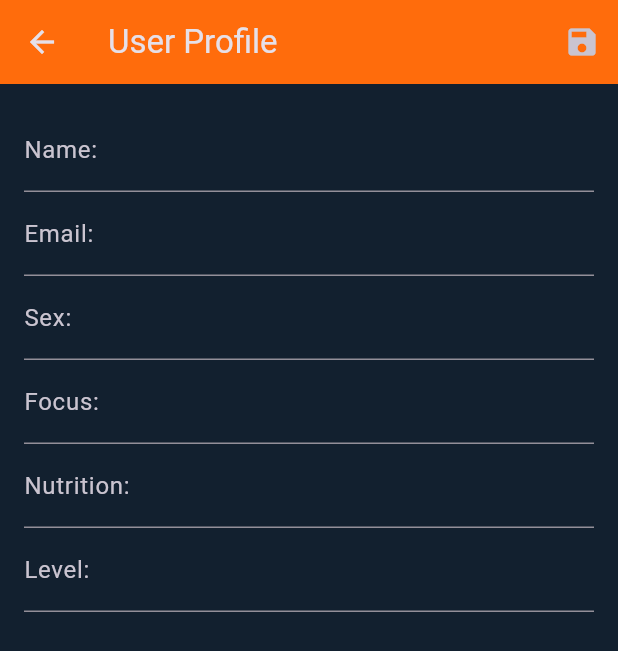
After one commit to roshanlam/gymblef, a Flutter app: the HomePage screen opened directly, item 3 of the bottom bar chosen, after a tap on the "edit" icon, on a phone screen of 412 x 824 dp. The commit adds this screen. Shown: the top 651 px of the screen. Run offline on Flutter 3.47's test engine with Material 3 defaults, Android fonts, the phone set to English and light mode, and no system bars; our stand-ins replace flutter_secure_storage; accounts and stored records are empty; network calls fail.

Commit message:
Profile Basic

```diff
--- a/lib/components/util.dart
+++ b/lib/components/util.dart
@@ -4,7 +4,7 @@ import 'package:flutter_secure_storage/flutter_secure_storage.dart';
 import 'package:http/http.dart' as http;
 
 Future<bool> checkLoginToken() async {
-  final storage = FlutterSecureStorage();
+  const storage = FlutterSecureStorage();
   String? token = await storage.read(key: 'auth_token');
   String? email = await storage.read(key: 'email');
 
--- a/lib/home.dart
+++ b/lib/home.dart
@@ -1,47 +1,54 @@
 import 'package:flutter/material.dart';
+import 'profile.dart';
 
 void main() {
-  runApp(MyApp());
+  runApp(const MyApp());
 }
 
 class MyApp extends StatelessWidget {
+  const MyApp({super.key});
+
   @override
   Widget build(BuildContext context) {
     return MaterialApp(
       theme: ThemeData(
         primarySwatch: Colors.blue,
       ),
-      home: HomePage(),
+      home: const HomePage(),
     );
   }
 }
 
 class HomePage extends StatelessWidget {
+  const HomePage({super.key});
+
   @override
   Widget build(BuildContext context) {
     return Scaffold(
       appBar: AppBar(
-        backgroundColor: Color(0xFFFF6C0C), // Orange background color
+        backgroundColor: const Color(0xFFFF6C0C), // Orange background color
       ),
-      body: ProductCard(),
-      bottomNavigationBar: BottomNavBar(),
+      body: const ProductCard(),
+      bottomNavigationBar: const BottomNavBar(),
     );
   }
 }
 
 class ProductCard extends StatelessWidget {
+  const ProductCard({super.key});
+
   @override
   Widget build(BuildContext context) {
     return Container(
-      color: Color(0xFFFF6C0C), // Orange background color
-      padding: EdgeInsets.all(16.0),
+      color: const Color(0xFFFF6C0C), // Orange background color
+      padding: const EdgeInsets.all(16.0),
       child: Card(
         elevation: 5.0,
         color: Colors.white, // White card background color
         child: Column(
           children: [
-            Padding(
-              padding: const EdgeInsets.all(16.0),
+            const Padding(
+              padding: EdgeInsets.all(16.0),
               child: Column(
                 crossAxisAlignment: CrossAxisAlignment.start,
                 children: [
@@ -103,6 +110,8 @@ class ProductCard extends StatelessWidget {
 }
 
 class BottomNavBar extends StatelessWidget {
+  const BottomNavBar({super.key});
+
   @override
   Widget build(BuildContext context) {
     return BottomNavigationBar(
@@ -122,9 +131,19 @@ class BottomNavBar extends StatelessWidget {
           label: 'Messages',
         ),
         BottomNavigationBarItem(
-          icon: Image.asset(
-            'gimbel_assets/newbie.png', // Replace with your profile icon image path
-            height: 30, // Adjust the height as needed
+          icon: InkWell(
+            onTap: () {
+              Navigator.push(
+                context,
+                MaterialPageRoute(
+                  builder: (context) =>  const ProfilePage(),
+                ),
+              );
+            },
+            child: Image.asset(
+              'gimbel_assets/newbie.png', // Replace with your profile icon image path
+              height: 30, // Adjust the height as needed
+            ),
           ),
           label: 'Profile',
         ),
--- a/lib/login.dart
+++ b/lib/login.dart
@@ -108,7 +108,7 @@ class LoginPage extends StatelessWidget {
 
       Navigator.pushReplacement(
         context,
-        MaterialPageRoute(builder: (context) => NamePage()),
+        MaterialPageRoute(builder: (context) => const NamePage()),
       );
     } else {
       showErrorDialog(
--- /dev/null
+++ b/lib/profile.dart
@@ -0,0 +1,125 @@
+import 'dart:convert';
+
+import 'package:flutter/material.dart';
+import 'package:flutter_secure_storage/flutter_secure_storage.dart';
+import 'package:http/http.dart' as http;
+
+class ProfilePage extends StatefulWidget {
+  const ProfilePage({super.key});
+
+  @override
+  _ProfilePageState createState() => _ProfilePageState();
+}
+
+class _ProfilePageState extends State<ProfilePage> {
+  late String name = '';
+  late String email = '';
+  late String sex = '';
+  late String focus = '';
+  late String nutrition = '';
+  late String level = '';
+
+
+  bool _isEditing = false;
+
+  @override
+  void initState() {
+    super.initState();
+    // Fetch user data from secure storage
+    _loadUserData();
+  }
+
+  Future<void> _loadUserData() async {
+    try {
+      const  FlutterSecureStorage storage = FlutterSecureStorage();
+      name = (await storage.read(key: 'Name')) ?? '';
+      email = (await storage.read(key: 'email')) ?? '';
+      print(email);
+      var url = Uri.parse('http://159.203.142.48:8000/user/getUserInfo');
+      var response = await http.get(url, headers: { 'email': email });
+      var responseJSON = jsonDecode(response.body);
+
+      print(responseJSON.toString());
+
+      sex = responseJSON['sex'];
+      focus = responseJSON['focus'];
+      nutrition = responseJSON['nutrition'];
+      level = responseJSON['level'];
+
+      print('Name Test: $name');
+      print('Sex Test: $sex');
+    } catch (e) {
+      // Handle error
+      print('Error loading user data: $e');
+    }
+  }
+
+  Future<void> _saveUserData() async {
+    try {
+      // Save user data if editing
+      ScaffoldMessenger.of(context).showSnackBar(
+        const SnackBar(content: Text('User data saved')),
+      );
+    } catch (e) {
+      // Handle error
+      print('Error saving user data: $e');
+    }
+  }
+
+  void _toggleEditing() {
+    setState(() {
+      _isEditing = !_isEditing;
+    });
+  }
+
+  @override
+  Widget build(BuildContext context) {
+    return Scaffold(
+      appBar: AppBar(
+        backgroundColor: const Color(0xFFFF6C0C),
+        title: const Text('User Profile'),
+        actions: [
+          IconButton(
+            icon: Icon(_isEditing ? Icons.save : Icons.edit),
+            onPressed: () {
+              if (_isEditing) {
+                _saveUserData();
+              }
+              _toggleEditing();
+            },
+          ),
+        ],
+      ),
+      body: SingleChildScrollView(
+        padding: const EdgeInsets.all(16.0),
+        child: Column(
+          crossAxisAlignment: CrossAxisAlignment.start,
+          children: [
+            _buildTextField(name, 'Name'),
+            _buildTextField(email, 'Email'),
+            _buildTextField(sex, 'Sex'),
+            _buildTextField(focus, 'Focus'),
+            _buildTextField(nutrition, 'Nutrition'),
+            _buildTextField(level, 'Level'),
+          ],
+        ),
+      ),
+    );
+  }
+
+  Widget _buildTextField(String value, String labelText) {
+    return TextField(
+      controller: TextEditingController(text: value),
+      enabled: _isEditing, // Enable editing if isEditing is true
+      decoration: InputDecoration(
+        labelText: '$labelText: ${_isEditing ? '' : value}', // Show default value only if editing
+      ),
+      onChanged: (newValue) {
+        // Update the value when editing
+        setState(() {
+          value = newValue;
+        });
+      },
+    );
+  }
+}
```
Also changed, not shown: lib/selection.dart (+5 -4 lines), 2 other files.
